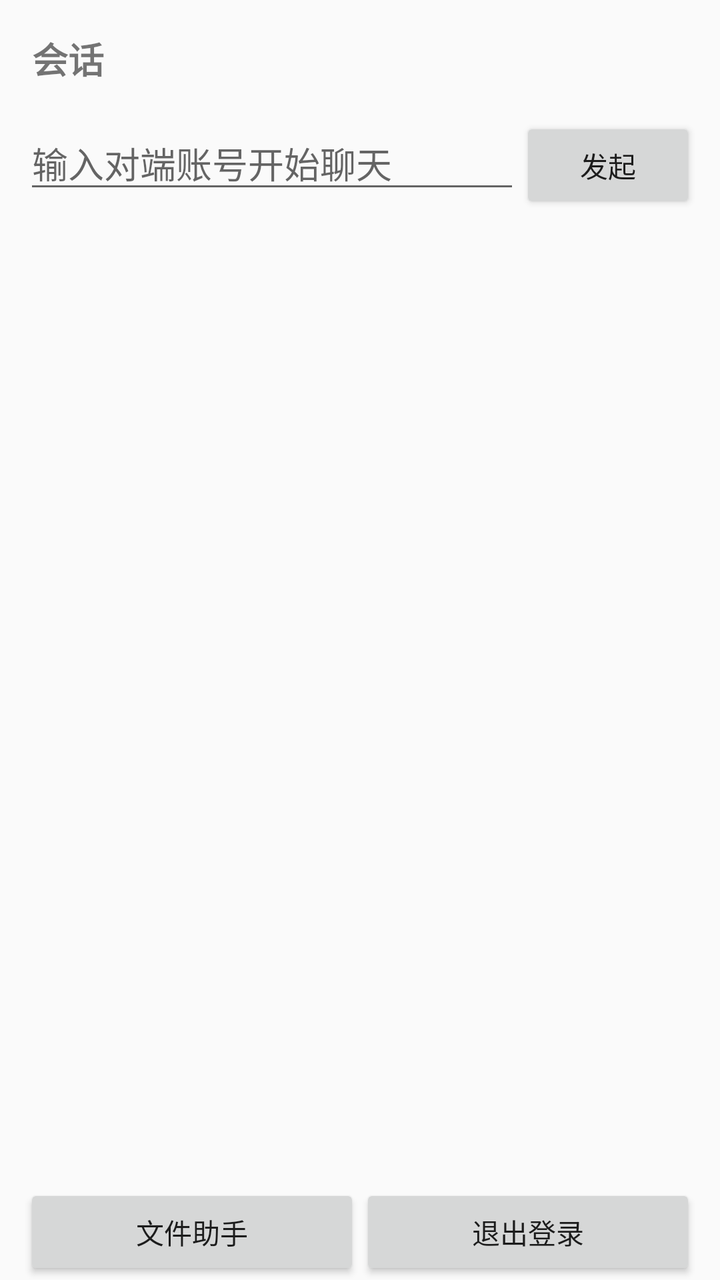
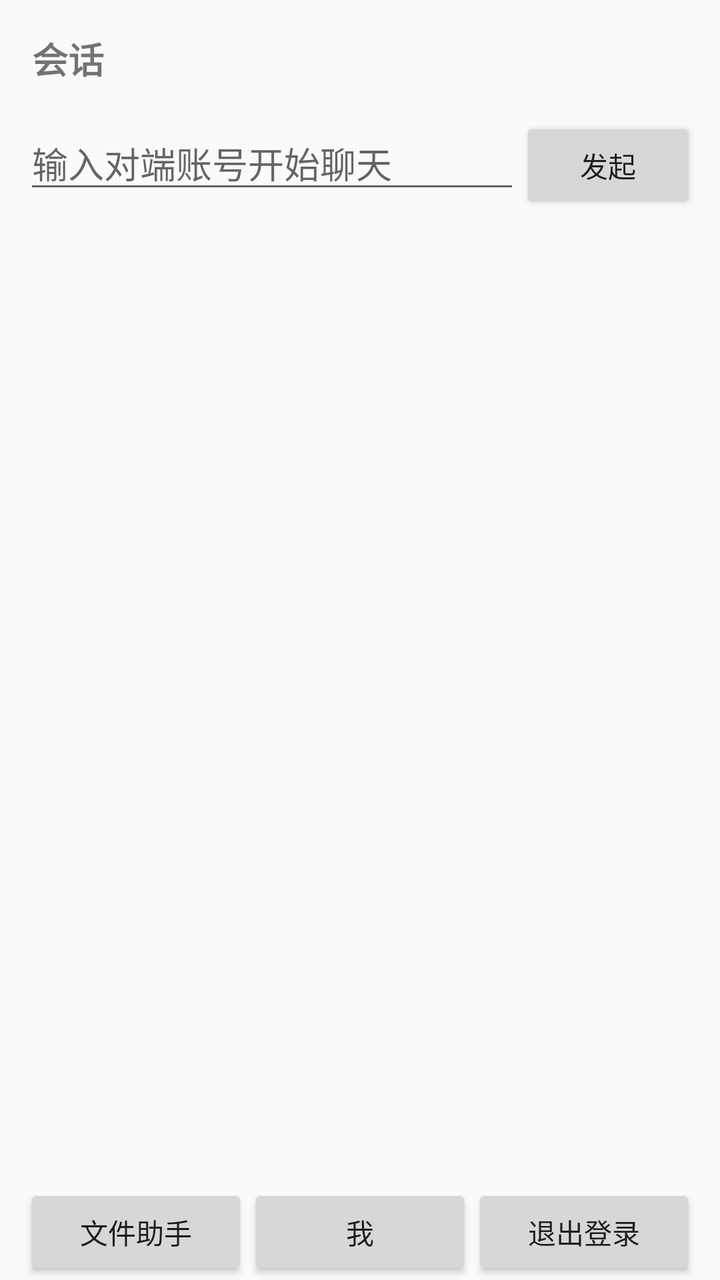

An Android layout rendered at two revisions. The XML below is the earlier revision; the diff shows what the commit changed to produce the second picture.
<!-- AndroidManifest.xml: application theme Theme.Memex -->
<!-- res/layout/activity_main.xml -->
<?xml version="1.0" encoding="utf-8"?>
<LinearLayout xmlns:android="http://schemas.android.com/apk/res/android"
    android:layout_width="match_parent"
    android:layout_height="match_parent"
    android:orientation="vertical"
    android:fitsSystemWindows="true">

    <TextView
        android:layout_width="match_parent"
        android:layout_height="wrap_content"
        android:padding="16dp"
        android:text="@string/main_title"
        android:textSize="18sp"
        android:textStyle="bold" />

    <LinearLayout
        android:layout_width="match_parent"
        android:layout_height="wrap_content"
        android:orientation="horizontal"
        android:paddingStart="12dp"
        android:paddingEnd="12dp">

        <EditText
            android:id="@+id/et_peer"
            android:layout_width="0dp"
            android:layout_height="wrap_content"
            android:layout_weight="1"
            android:hint="@string/main_peer_hint"
            android:inputType="text"
            android:maxLines="1" />

        <Button
            android:id="@+id/btn_new_chat"
            android:layout_width="wrap_content"
            android:layout_height="wrap_content"
            android:text="@string/main_new_chat" />
    </LinearLayout>

    <TextView
        android:id="@+id/tv_empty"
        android:layout_width="match_parent"
        android:layout_height="wrap_content"
        android:padding="24dp"
        android:text="@string/main_empty"
        android:textSize="14sp"
        android:visibility="gone" />

    <ListView
        android:id="@+id/lv_conversations"
        android:layout_width="match_parent"
        android:layout_height="0dp"
        android:layout_weight="1" />

    <LinearLayout
        android:layout_width="match_parent"
        android:layout_height="wrap_content"
        android:orientation="horizontal"
        android:paddingStart="12dp"
        android:paddingEnd="12dp">

        <Button
            android:id="@+id/btn_file_assistant"
            android:layout_width="0dp"
            android:layout_height="wrap_content"
            android:layout_weight="1"
            android:text="@string/main_file_assistant" />

        <Button
            android:id="@+id/btn_logout"
            android:layout_width="0dp"
            android:layout_height="wrap_content"
            android:layout_weight="1"
            android:text="@string/main_logout" />
    </LinearLayout>
</LinearLayout>
<!-- resources referenced by this layout -->
<resources>
  <string name="main_empty">暂无会话：在下方输入对端账号发起聊天。</string>
  <string name="main_file_assistant">文件助手</string>
  <string name="main_logout">退出登录</string>
  <string name="main_new_chat">发起</string>
  <string name="main_peer_hint">输入对端账号开始聊天</string>
  <string name="main_title">会话</string>
  <style name="Theme.Memex" parent="Theme.AppCompat.DayNight.DarkActionBar">
          <item name="colorPrimary">@color/brand_orange</item>
          <item name="colorPrimaryDark">@color/brand_orange_dark</item>
          <item name="colorAccent">@color/brand_orange</item>
      </style>
  <color name="brand_orange">#e16531</color>
  <color name="brand_orange_dark">#c04f20</color>
</resources>

<!-- the commit's change to res/layout/activity_main.xml (unified diff, before → after) -->
@@ -66,6 +66,13 @@
             android:text="@string/main_file_assistant" />
 
         <Button
+            android:id="@+id/btn_me"
+            android:layout_width="0dp"
+            android:layout_height="wrap_content"
+            android:layout_weight="1"
+            android:text="@string/main_me" />
+
+        <Button
             android:id="@+id/btn_logout"
             android:layout_width="0dp"
             android:layout_height="wrap_content"
<!-- resource entries referenced after the edit -->
@@ -3,6 +3,7 @@
   <string name="main_empty">暂无会话：在下方输入对端账号发起聊天。</string>
   <string name="main_file_assistant">文件助手</string>
   <string name="main_logout">退出登录</string>
+  <string name="main_me">我</string>
   <string name="main_new_chat">发起</string>
   <string name="main_peer_hint">输入对端账号开始聊天</string>
   <string name="main_title">会话</string>
